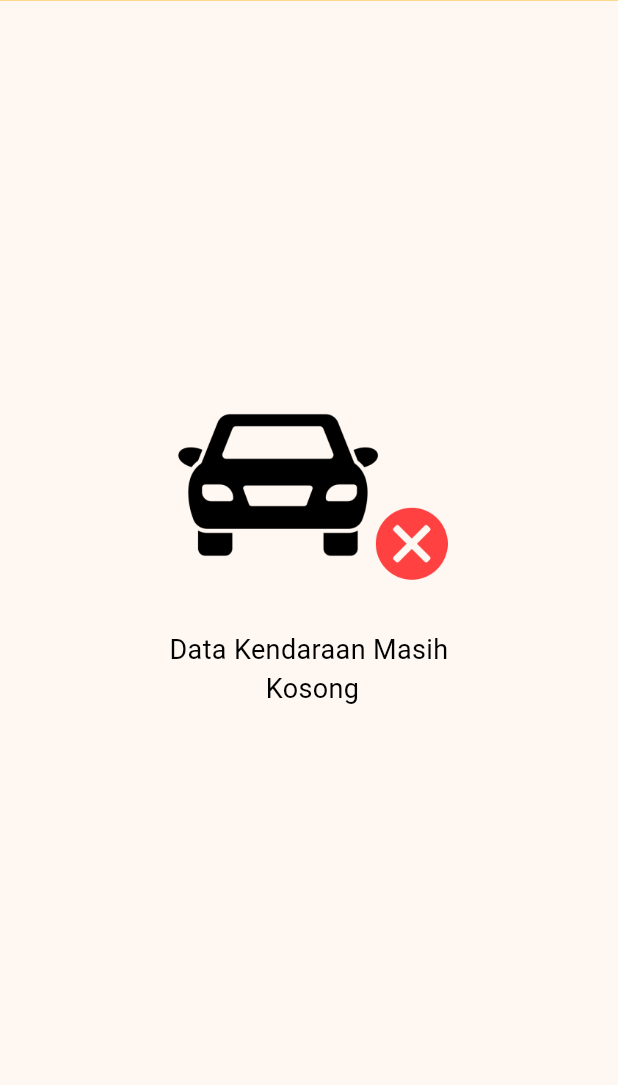
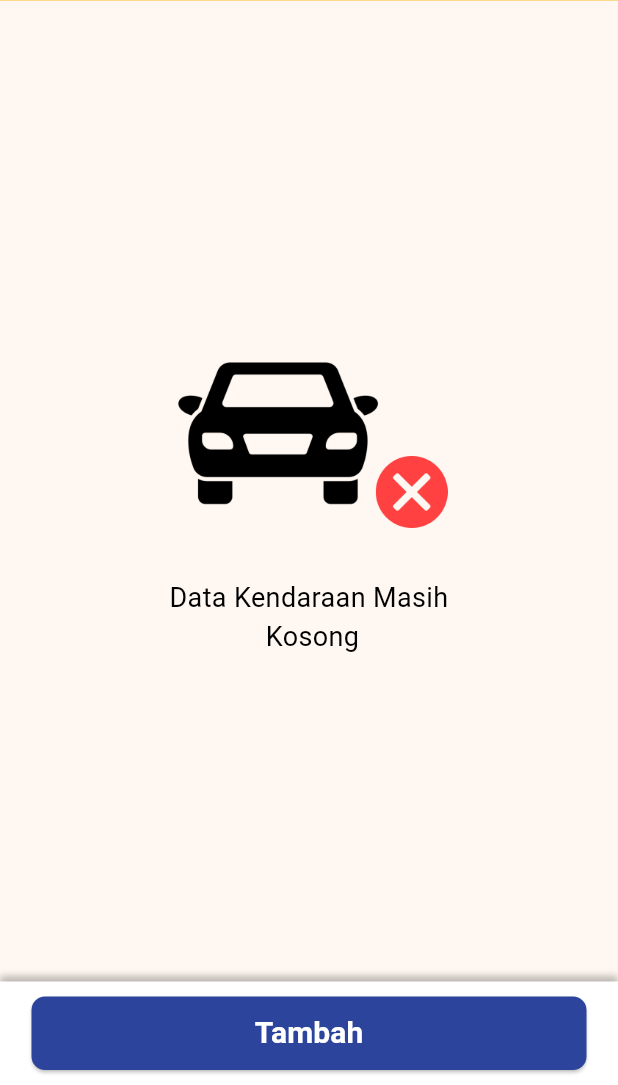
Before and after one commit to Arroziqi/tilang_online, a Flutter app: the KendaraanPage screen opened by its route, on a phone screen of 412 x 824 dp, the part 151-1236 px from its top. Run offline on Flutter 3.47's test engine with Material 3 defaults, Android fonts, the phone set to English and light mode, and no system bars; our stand-ins replace badges, bloc, flutter_bloc, gap, google_fonts, smooth_page_indicator; Roboto replaces fonts that are missing (Kanit).

Commit message:
lacking image input

```diff
--- a/lib/main.dart
+++ b/lib/main.dart
@@ -1,4 +1,6 @@
 import 'package:flutter/material.dart';
+import 'package:flutter_app/ui/pages/kendaraan/kendaraan_form.dart';
+import 'package:flutter_app/ui/pages/kendaraan/kendaraan_lists.dart';
 import 'package:flutter_app/ui/pages/kendaraan/kendaraan_page.dart';
 import 'package:flutter_app/ui/pages/masukan/masukan_page.dart';
 import 'package:flutter_app/ui/pages/masukan/masukan_success.dart';
@@ -52,6 +54,8 @@ class MyApp extends StatelessWidget {
           '/masukan': (context) => const MasukanPage(),
           '/masukan/success': (context) => const MasukanSuccess(),
           '/kendaraan': (context) => const KendaraanPage(),
+          '/kendaraan/form': (context) => const KendaraanForm(),
+          '/kendaraan/view': (context) => const KendaraanLists(),
           '/medsos': (context) => const MediaSosialPage(),
           '/no-pelanggaran': (context) => const NotifikasiPelanggaran(),
           '/pelanggaran/view': (context) => const NotifikasiPelanggaranView(),
--- /dev/null
+++ b/lib/models/pages/kendaraan/kendaraan_form_class.dart
@@ -0,0 +1,5 @@
+class KendaraanFormClass {
+  final String label;
+
+  KendaraanFormClass({required this.label});
+}
--- /dev/null
+++ b/lib/ui/pages/kendaraan/components/button.dart
@@ -0,0 +1,35 @@
+import 'package:flutter/material.dart';
+
+import '../../../../shared/theme.dart';
+import '../../../widgets/button/button_primary.dart';
+
+class Button extends StatelessWidget {
+  const Button({super.key, required this.onPressed, required this.text});
+
+  final Function() onPressed;
+  final String text;
+
+  @override
+  Widget build(BuildContext context) {
+    return Container(
+      padding: EdgeInsets.symmetric(
+        vertical: 10,
+        horizontal: defaultMargin,
+      ),
+      decoration: const BoxDecoration(
+        color: Colors.white,
+        boxShadow: [
+          BoxShadow(
+            color: Colors.black26,
+            offset: Offset(0, -4),
+            blurRadius: 3.3,
+          ),
+        ],
+      ),
+      child: buttonPrimary(
+        onPressed: onPressed,
+        text: text,
+      ),
+    );
+  }
+}
--- a/lib/ui/pages/kendaraan/kendaraan_kosong.dart
+++ b/lib/ui/pages/kendaraan/kendaraan_kosong.dart
@@ -1,13 +1,24 @@
 import 'package:flutter/material.dart';
+import 'package:flutter_app/shared/theme.dart';
 import 'package:flutter_app/ui/pages/data_kosong.dart';
+import 'package:flutter_app/ui/pages/kendaraan/components/button.dart';
+import 'package:flutter_app/ui/widgets/button/button_primary.dart';
 
 class KendaraanKosong extends StatelessWidget {
   const KendaraanKosong({super.key});
 
   @override
   Widget build(BuildContext context) {
-    return const DataKosong(
-        imageUrl: 'assets/img/icons/kendaraan-kosong.png',
-        text: 'Data Kendaraan Masih \n Kosong');
+    return Column(
+      children: [
+        const Expanded(
+          child: DataKosong(
+            imageUrl: 'assets/img/icons/kendaraan-kosong.png',
+            text: 'Data Kendaraan Masih \n Kosong',
+          ),
+        ),
+        Button(onPressed: ()=>Navigator.pushNamed(context, '/kendaraan/form'), text: 'Tambah',),
+      ],
+    );
   }
 }
--- a/lib/ui/pages/kendaraan/kendaraan_page.dart
+++ b/lib/ui/pages/kendaraan/kendaraan_page.dart
@@ -1,27 +1,26 @@
 import 'package:flutter/material.dart';
 import 'package:flutter_app/shared/theme.dart';
 import 'package:flutter_app/ui/pages/kendaraan/kendaraan_kosong.dart';
-import 'package:flutter_app/ui/widgets/bar/appBar/custom_back_navigation_appbar.dart';
+
+import 'components/build_app_bar.dart';
 
 class KendaraanPage extends StatelessWidget {
   const KendaraanPage({super.key});
 
-  PreferredSizeWidget buildAppBar(BuildContext context) {
-    return customBackNavigationAppBar(
-      context: context,
-      title: "Kendaraan Saya",
-    );
+  Widget buildContent(){
+    return KendaraanKosong();
   }
 
-  Widget buildContent() {
-    return Padding(
-      padding: EdgeInsets.symmetric(
-        vertical: 20,
-        horizontal: defaultMargin,
-      ),
-      child: const KendaraanKosong(),
-    );
-  }
+  // kalau data kosong
+  // Widget buildContent() {
+  //   return Padding(
+  //     padding: EdgeInsets.symmetric(
+  //       vertical: 20,
+  //       horizontal: defaultMargin,
+  //     ),
+  //     child: const KendaraanKosong(),
+  //   );
+  // }
 
   @override
   Widget build(BuildContext context) {
--- a/lib/ui/pages/masukan/form_masukan.dart
+++ b/lib/ui/pages/masukan/form_masukan.dart
@@ -2,7 +2,6 @@ import 'package:flutter/material.dart';
 import 'package:flutter_app/models/pages/masukan/input_items.dart';
 import 'package:flutter_app/shared/theme.dart';
 import 'package:flutter_app/ui/pages/masukan/components/input.dart';
-import 'package:flutter_app/ui/widgets/button/button_primary.dart';
 import 'package:gap/gap.dart';
 
 final controller = InputItems();
--- a/lib/ui/widgets/button/button_primary.dart
+++ b/lib/ui/widgets/button/button_primary.dart
@@ -6,9 +6,12 @@ Widget buttonPrimary({
   required String text,
   WidgetStateProperty<Size?>? fixedSize,
 }) {
-  return ElevatedButton(
+  return Row(
+    children: [
+      Expanded(
+        child: ElevatedButton(
           onPressed: onPressed,
-    style: primaryButtonStyle.copyWith(fixedSize: fixedSize),
+          style: primaryButtonStyle,
           child: Text(
             text,
             style: whiteTextStyle.copyWith(
@@ -16,5 +19,8 @@ Widget buttonPrimary({
               fontWeight: semiBold,
             ),
           ),
+        ),
+      ),
+    ],
   );
 }
--- a/pubspec.yaml
+++ b/pubspec.yaml
@@ -70,6 +70,7 @@ flutter:
     - assets/img/onboarding/
     - assets/img/icons/
     - assets/img/features/
+    - assets/img/kendaraan/
   #   - images/a_dot_ham.jpeg
 
   # An image asset can refer to one or more resolution-specific "variants", see
```
Also changed, not shown: lib/models/pages/kendaraan/kendaraan_class.dart (added, +8 -0 lines), lib/models/pages/kendaraan/kendaraan_form_items.dart (added, +10 -0 lines), lib/models/pages/kendaraan/kendaraan_items.dart (added, +17 -0 lines), lib/shared/theme.dart (+4 -9 lines), lib/ui/pages/kendaraan/components/build_app_bar.dart (added, +10 -0 lines), lib/ui/pages/kendaraan/components/tile.dart (added, +114 -0 lines), lib/ui/pages/kendaraan/kendaraan_form.dart (+70 -0 lines), lib/ui/pages/kendaraan/kendaraan_lists.dart (+46 -0 lines), lib/ui/widgets/input/custom_text_form_field.dart (added, +33 -0 lines), assets/img/icons/cycle.png (added), pubspec.lock. Lines whose indentation alone changed are shown as unchanged.
